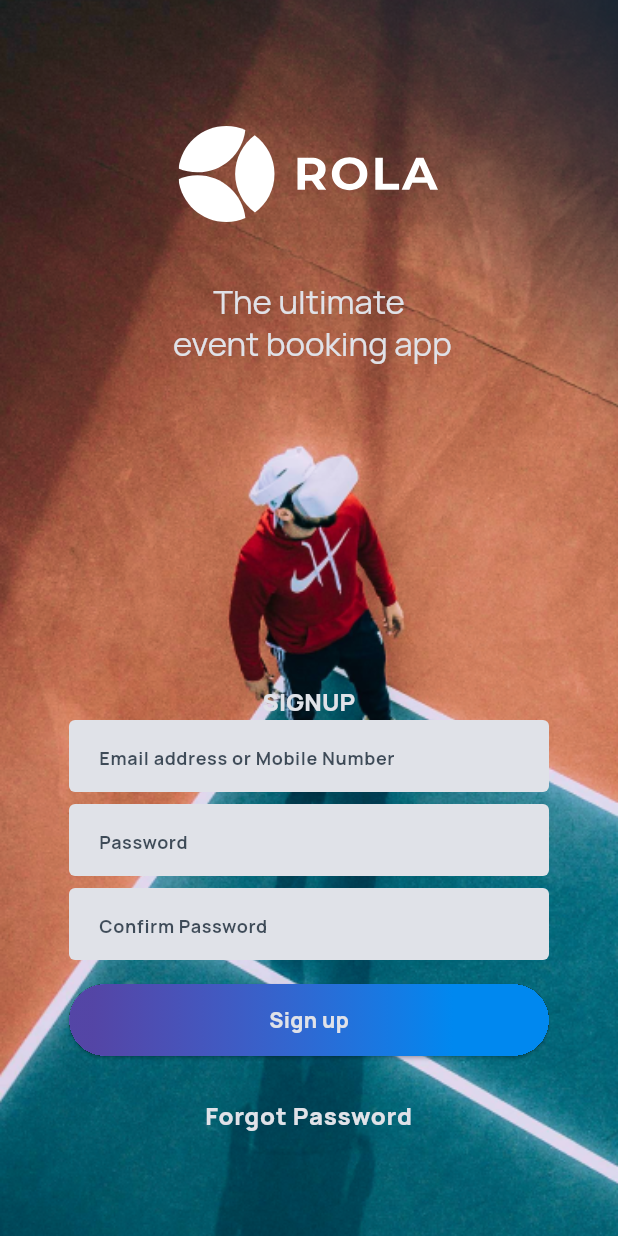
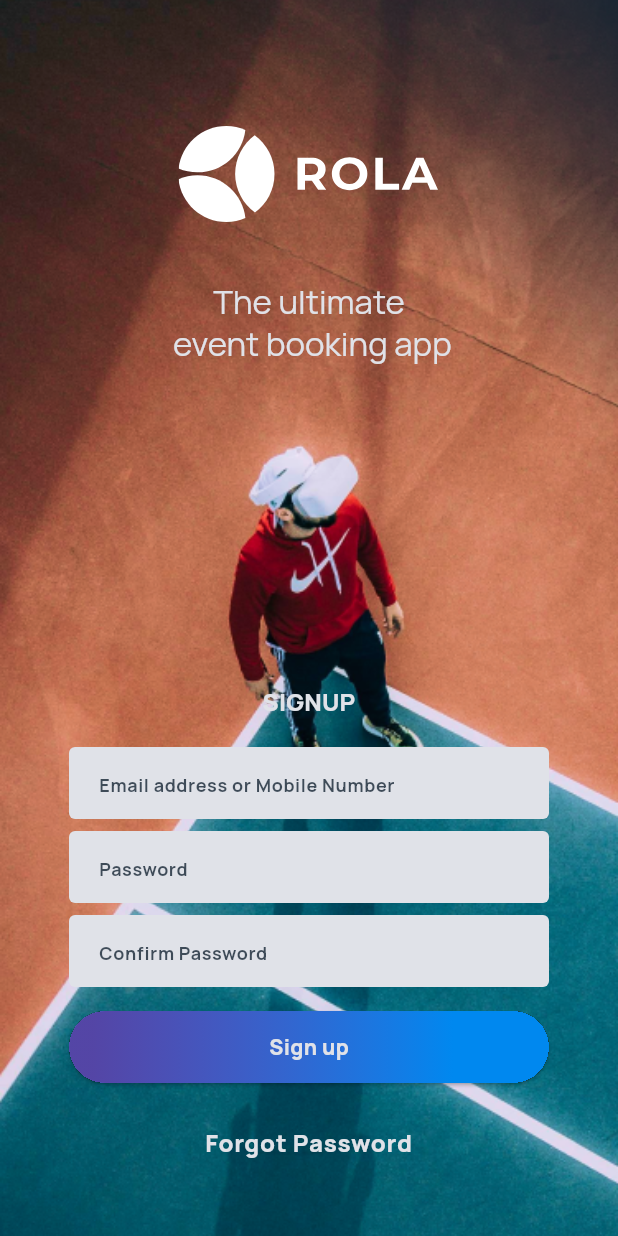
Before and after one commit to lauro-silva44/rola_app, a Flutter app: the screen it shows after launch, on a phone screen of 412 x 824 dp. Run offline on Flutter 3.47's test engine with Material 2 defaults, Android fonts, the phone set to English and light mode, and no system bars; our stand-ins replace flutter_svg, google_fonts, gradient_borders, outline_gradient_button.

```diff
--- a/lib/screens/login/forgot_password.dart
+++ b/lib/screens/login/forgot_password.dart
@@ -49,6 +49,9 @@ class ForgotPasswordScreen extends StatelessWidget {
                           fontWeight: FontWeight.w800,
                           color: Theme.of(context).colorScheme.onBackground),
                     ),
+                    const SizedBox(
+                      height: 18,
+                    ),
                     const InputField(
                       labelText: 'Email address or Mobile Number',
                       changeContrast: true,
```
